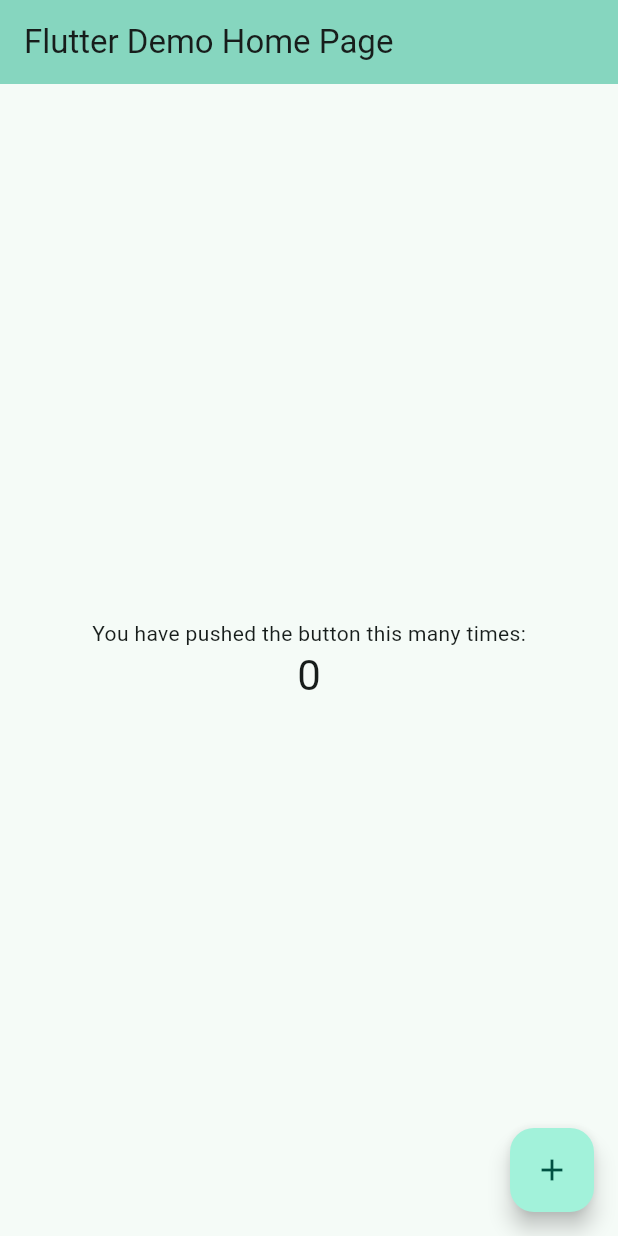
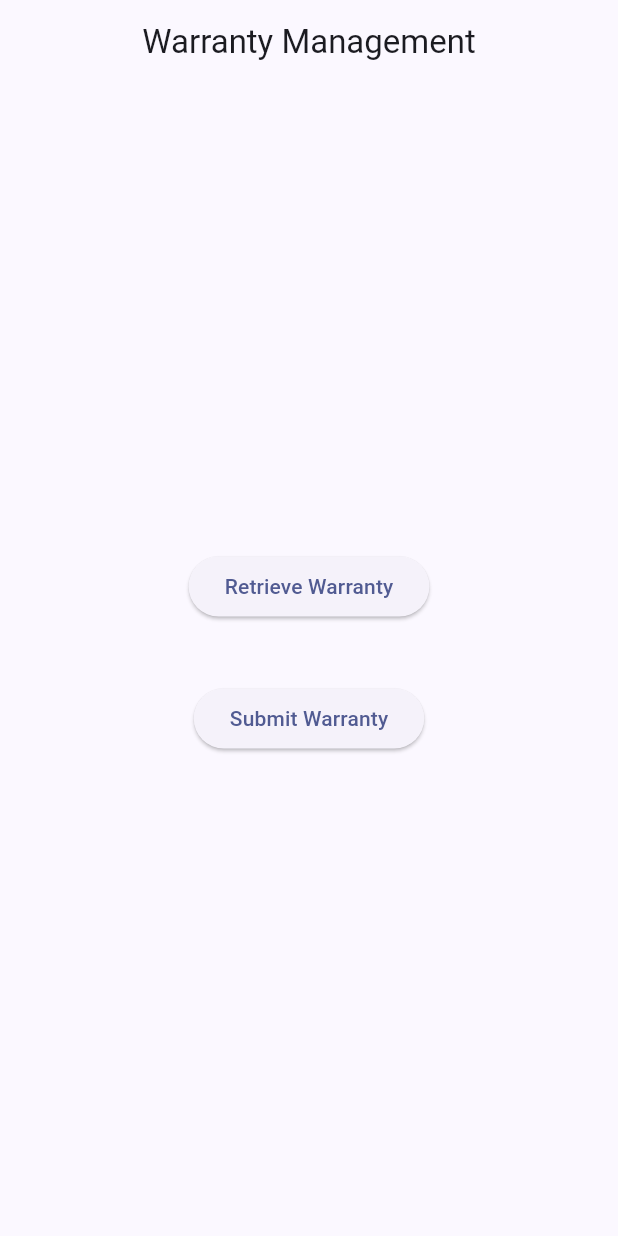
Before and after one commit to Rashid-aman/powertools, a Flutter app: the screen it shows after launch, on a phone screen of 412 x 824 dp. Run offline on Flutter 3.47's test engine with Material 3 defaults, Android fonts, the phone set to English and light mode, and no system bars.

Commit message:
dart_file_updated_commit

```diff
--- a/lib/main.dart
+++ b/lib/main.dart
@@ -1,4 +1,5 @@
 import 'package:flutter/material.dart';
+import 'package:powertools/mainPage.dart';
 
 void main() {
   runApp(const MyApp());
@@ -7,101 +8,16 @@
 class MyApp extends StatelessWidget {
   const MyApp({super.key});
 
-  // This widget is the root of your application.
   @override
   Widget build(BuildContext context) {
     return MaterialApp(
-      title: 'Flutter Demo',
+      title: 'Warranty Management',
+      debugShowCheckedModeBanner: false,
       theme: ThemeData(
-        colorScheme: ColorScheme.fromSeed(seedColor: Colors.tealAccent),
+        colorScheme: ColorScheme.fromSeed(seedColor: Colors.indigo),
+        useMaterial3: true,
       ),
-      home: const MyHomePage(title: 'Flutter Demo Home Page'),
+      home: Mainpage(),
     );
   }
 }
-
-class MyHomePage extends StatefulWidget {
-  const MyHomePage({super.key, required this.title});
-
-  // This widget is the home page of your application. It is stateful, meaning
-  // that it has a State object (defined below) that contains fields that affect
-  // how it looks.
-
-  // This class is the configuration for the state. It holds the values (in this
-  // case the title) provided by the parent (in this case the App widget) and
-  // used by the build method of the State. Fields in a Widget subclass are
-  // always marked "final".
-
-  final String title;
-
-  @override
-  State<MyHomePage> createState() => _MyHomePageState();
-}
-
-class _MyHomePageState extends State<MyHomePage> {
-  int _counter = 0;
-
-  void _incrementCounter() {
-    setState(() {
-      // This call to setState tells the Flutter framework that something has
-      // changed in this State, which causes it to rerun the build method below
-      // so that the display can reflect the updated values. If we changed
-      // _counter without calling setState(), then the build method would not be
-      // called again, and so nothing would appear to happen.
-      _counter++;
-    });
-  }
-
-  @override
-  Widget build(BuildContext context) {
-    // This method is rerun every time setState is called, for instance as done
-    // by the _incrementCounter method above.
-    //
-    // The Flutter framework has been optimized to make rerunning build methods
-    // fast, so that you can just rebuild anything that needs updating rather
-    // than having to individually change instances of widgets.
-    return Scaffold(
-      appBar: AppBar(
-        // TRY THIS: Try changing the color here to a specific color (to
-        // Colors.amber, perhaps?) and trigger a hot reload to see the AppBar
-        // change color while the other colors stay the same.
-        backgroundColor: Theme.of(context).colorScheme.inversePrimary,
-        // Here we take the value from the MyHomePage object that was created by
-        // the App.build method, and use it to set our appbar title.
-        title: Text(widget.title),
-      ),
-      body: Center(
-        // Center is a layout widget. It takes a single child and positions it
-        // in the middle of the parent.
-        child: Column(
-          // Column is also a layout widget. It takes a list of children and
-          // arranges them vertically. By default, it sizes itself to fit its
-          // children horizontally, and tries to be as tall as its parent.
-          //
-          // Column has various properties to control how it sizes itself and
-          // how it positions its children. Here we use mainAxisAlignment to
-          // center the children vertically; the main axis here is the vertical
-          // axis because Columns are vertical (the cross axis would be
-          // horizontal).
-          //
-          // TRY THIS: Invoke "debug painting" (choose the "Toggle Debug Paint"
-          // action in the IDE, or press "p" in the console), to see the
-          // wireframe for each widget.
-          mainAxisAlignment: MainAxisAlignment.center,
-          children: <Widget>[
-            const Text('You have pushed the button this many times:'),
-            Text(
-              '$_counter',
-              style: Theme.of(context).textTheme.headlineMedium,
-            ),
-          ],
-        ),
-      ),
-      floatingActionButton: FloatingActionButton(
-        onPressed: _incrementCounter,
-        tooltip: 'Increment',
-        child: const Icon(Icons.add),
-      ), // This trailing comma makes auto-formatting nicer for build methods.
-    );
-  }
-}
--- /dev/null
+++ b/lib/mainPage.dart
@@ -0,0 +1,52 @@
+import 'package:flutter/material.dart';
+import 'package:powertools/pages/listWarranty.dart';
+import 'package:powertools/pages/submitWarranty.dart';
+
+class Mainpage extends StatefulWidget {
+  const Mainpage({super.key});
+
+  @override
+  State<Mainpage> createState() => _WarrantyHomeState();
+}
+
+class _WarrantyHomeState extends State<Mainpage> {
+  // ---- Build UI ----
+  @override
+  Widget build(BuildContext context) {
+    return Scaffold(
+      appBar: AppBar(
+        title: const Text("Warranty Management"),
+        centerTitle: true,
+      ),
+      body: Center(
+        child: Column(
+          mainAxisAlignment: MainAxisAlignment.center,
+
+          children: [
+            ElevatedButton(
+              onPressed: () {
+                Navigator.push(
+                  context,
+                  MaterialPageRoute(builder: (context) => listWarranty()),
+                );
+              },
+              child: Text("Retrieve Warranty"),
+            ),
+
+            SizedBox(height: 40),
+            ElevatedButton(
+              onPressed: () {
+                Navigator.push(
+                  context,
+                  MaterialPageRoute(builder: (context) => submitWarranty()),
+                );
+              },
+              child: Text("Submit Warranty"),
+            ),
+            SizedBox(height: 10),
+          ],
+        ),
+      ),
+    );
+  }
+}
```
Also changed, not shown: lib/pages/listWarranty.dart (added, +77 -0 lines), lib/pages/submitWarranty.dart (added, +139 -0 lines).
